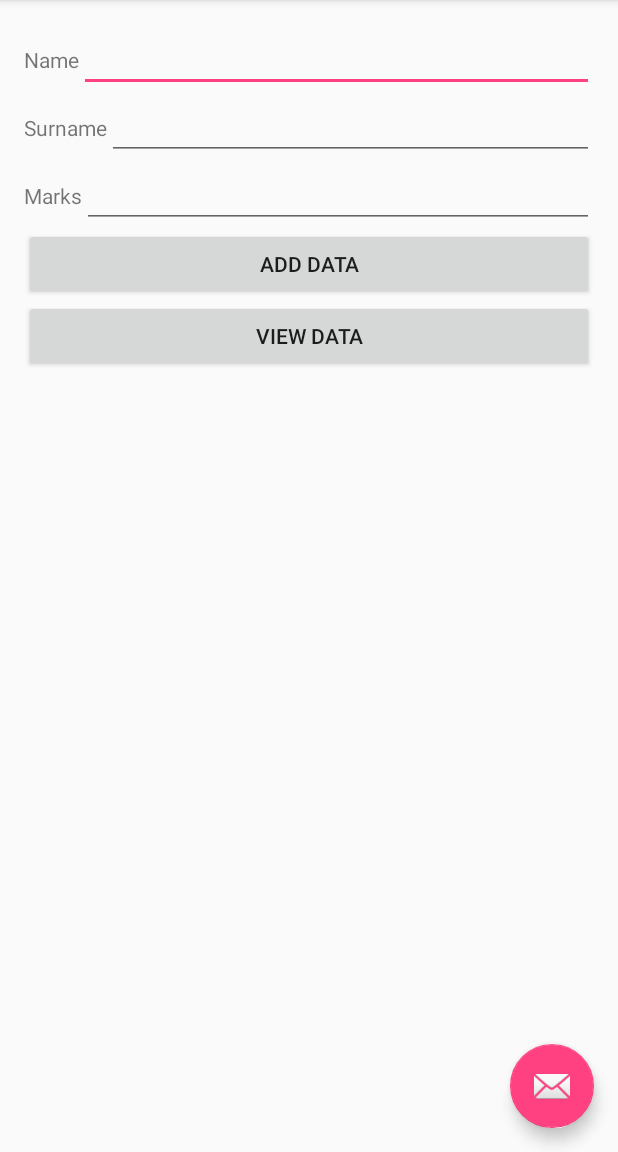
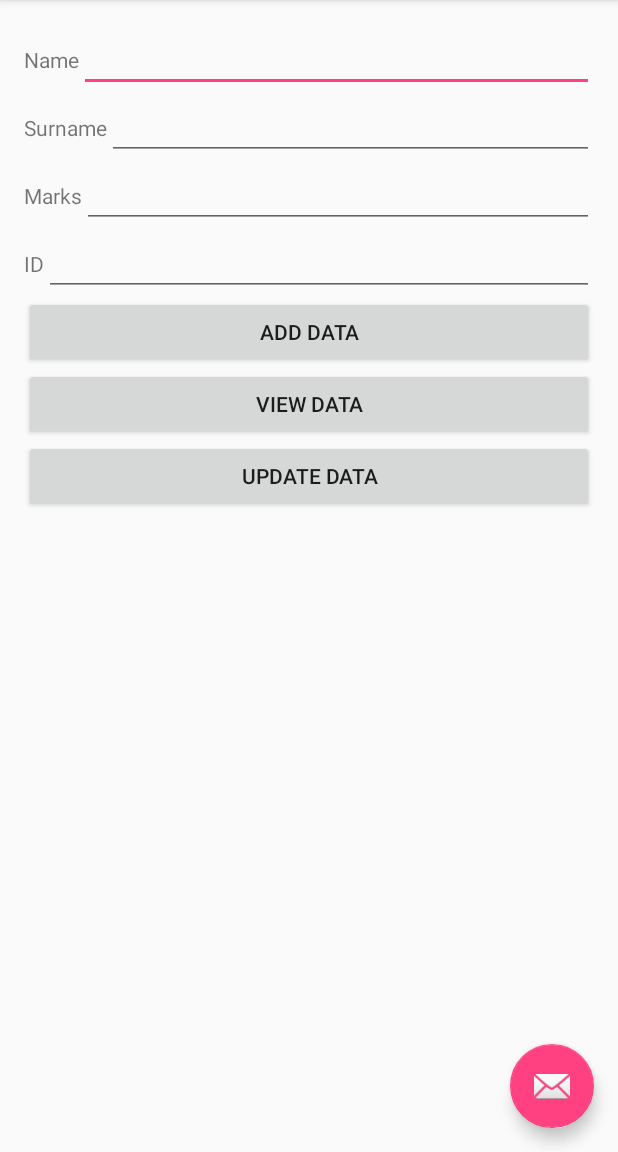
Before and after one commit to jorgereina1986/SQLiteApp, an Android app: the screen it shows after launch (MainActivity), after a tap on "ADD DATA", on a phone screen of 412 x 824 dp, the part 84-1236 px from its top. Run offline under Robolectric (Android 15) with nearby library versions, the phone set to English and light mode, and no system bars.

Commit message:
successfully added UPDATE feature to db

```diff
--- a/app/src/main/java/jorgereina1986/c4q/nyc/sqliteapp/MainActivity.java
+++ b/app/src/main/java/jorgereina1986/c4q/nyc/sqliteapp/MainActivity.java
@@ -19,8 +19,10 @@ public class MainActivity extends AppCompatActivity {
     EditText editName;
     EditText editSurname;
     EditText editMarks;
+    EditText editId;
     Button addButton;
     Button viewDataButton;
+    Button updateDataButton;
 
     @Override
     protected void onCreate(Bundle savedInstanceState) {
@@ -34,11 +36,14 @@ public class MainActivity extends AppCompatActivity {
         editName = (EditText) findViewById(R.id.name_et);
         editSurname = (EditText) findViewById(R.id.surname_et);
         editMarks = (EditText) findViewById(R.id.marks_et);
+        editId = (EditText) findViewById(R.id.id_et);
         addButton = (Button) findViewById(R.id.add_button);
         viewDataButton = (Button) findViewById(R.id.view_data_button);
+        updateDataButton = (Button) findViewById(R.id.update_data_button);
 
         addData();
         viewAll();
+        updateData();
 
 
 
@@ -60,7 +65,7 @@ public class MainActivity extends AppCompatActivity {
                 boolean isInserted = myDb.insertData(editName.getText().toString(),
                         editSurname.getText().toString(),
                         editMarks.getText().toString());
-                if (isInserted = true)
+                if (isInserted == true)
                     Toast.makeText(MainActivity.this, "Data Inserted", Toast.LENGTH_LONG).show();
                 else
                     Toast.makeText(MainActivity.this, "Data not Inserted", Toast.LENGTH_LONG).show();
@@ -89,6 +94,23 @@ public class MainActivity extends AppCompatActivity {
 
                 // SHOW ALL DATA
                 showMessage("Data", buffer.toString());
+            }
+        });
+    }
+
+    public void updateData(){
+        updateDataButton.setOnClickListener(new View.OnClickListener() {
+            @Override
+            public void onClick(View v) {
+                boolean isUpdated = myDb.updateData(editId.getText().toString(),
+                        editName.getText().toString(),
+                        editSurname.getText().toString(),
+                        editMarks.getText().toString());
+                if(isUpdated == true)
+                    Toast.makeText(MainActivity.this, "Data Updated", Toast.LENGTH_LONG).show();
+                    else
+                    Toast.makeText(MainActivity.this, "Data not Updated", Toast.LENGTH_LONG).show();
+
             }
         });
     }
--- a/app/src/main/res/layout/content_main.xml
+++ b/app/src/main/res/layout/content_main.xml
@@ -67,6 +67,24 @@
 
     </LinearLayout>
 
+    <LinearLayout
+        android:layout_width="match_parent"
+        android:layout_height="wrap_content"
+        android:orientation="horizontal">
+
+        <TextView
+            android:id="@+id/id_tv"
+            android:layout_width="wrap_content"
+            android:layout_height="wrap_content"
+            android:text="ID" />
+
+        <EditText
+            android:id="@+id/id_et"
+            android:layout_width="match_parent"
+            android:layout_height="wrap_content" />
+
+    </LinearLayout>
+
     <Button
         android:id="@+id/add_button"
         android:layout_width="match_parent"
@@ -77,6 +95,11 @@
         android:layout_width="match_parent"
         android:layout_height="wrap_content"
         android:text="View Data"/>
+    <Button
+        android:id="@+id/update_data_button"
+        android:layout_width="match_parent"
+        android:layout_height="wrap_content"
+        android:text="Update Data"/>
 
 
 
```
Also changed, not shown: app/src/main/java/jorgereina1986/c4q/nyc/sqliteapp/DatabaseHelper.java (+12 -0 lines).
